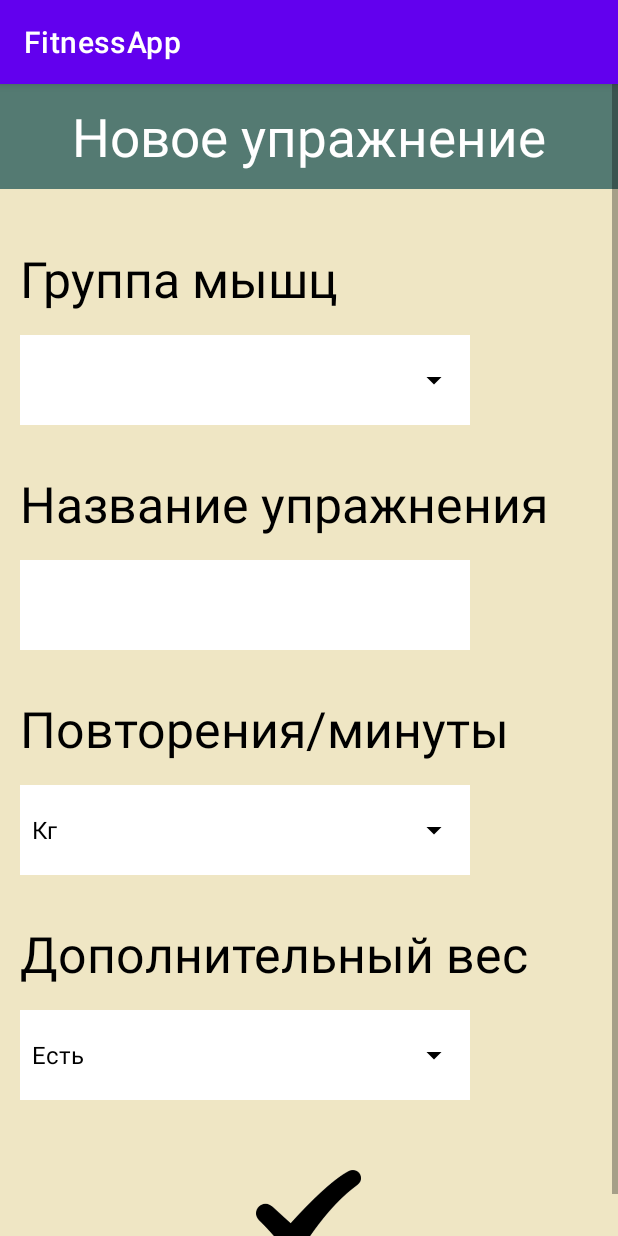
After one commit to shumslav/FitnessAppForTrainers, an Android app: the fragment AddNewExerciseFragment shown on its own in the app's theme, on a phone screen of 412 x 824 dp. The commit adds this screen. Run offline under Robolectric (Android 15) with nearby library versions, the phone set to English and light mode, and no system bars; our stand-ins replace Firebase (no records; nobody signed in at launch, a user with empty details on screens opened directly), data binding.

Commit message:
Working Profile

```diff
--- /dev/null
+++ b/app/src/main/java/com/example/fitnessapp/ui/profile/AddNewExerciseFragment.kt
@@ -0,0 +1,121 @@
+package com.example.fitnessapp.ui.profile
+
+import NODE_EXERCISES
+import NODE_GROUP_MUSCLES
+import NODE_USERS
+import android.os.Bundle
+import androidx.fragment.app.Fragment
+import android.view.LayoutInflater
+import android.view.View
+import android.view.ViewGroup
+import android.widget.ArrayAdapter
+import androidx.lifecycle.MutableLiveData
+import com.example.fitnessapp.R
+import com.example.fitnessapp.databinding.FragmentAddNewExerciseBinding
+import com.example.fitnessapp.databinding.FragmentExercisesBinding
+import com.example.fitnessapp.enums.Calculation
+import com.example.fitnessapp.models.CurrentUser
+import com.example.fitnessapp.models.Exercise
+import com.google.firebase.database.DataSnapshot
+import com.google.firebase.database.DatabaseError
+import com.google.firebase.database.ValueEventListener
+import com.google.firebase.database.ktx.database
+import com.google.firebase.ktx.Firebase
+import makeToast
+
+
+class AddNewExerciseFragment : Fragment() {
+
+    lateinit var user: CurrentUser
+    lateinit var binding: FragmentAddNewExerciseBinding
+    var group: String? = null
+
+    override fun onCreateView(
+        inflater: LayoutInflater, container: ViewGroup?,
+        savedInstanceState: Bundle?
+    ): View {
+        binding = FragmentAddNewExerciseBinding.inflate(inflater, container, false)
+        user = CurrentUser(requireContext())
+        val groups: MutableLiveData<MutableList<String>> = MutableLiveData()
+        Firebase.database.reference
+            .child(NODE_USERS)
+            .child(user.login)
+            .child(NODE_GROUP_MUSCLES).addValueEventListener(
+                object : ValueEventListener {
+                    override fun onDataChange(snapshot: DataSnapshot) {
+                        val result = mutableListOf<String>()
+                        snapshot.children.forEach {
+                            if (it.getValue(String::class.java) != null)
+                                result.add(it.getValue(String::class.java)!!)
+                        }
+                        groups.value = result
+                    }
+
+                    override fun onCancelled(error: DatabaseError) {}
+                }
+            )
+        groups.observe(viewLifecycleOwner) {
+            val adapter =
+                ArrayAdapter(requireContext(), android.R.layout.simple_spinner_dropdown_item, it)
+            binding.group.adapter = adapter
+        }
+        binding.isWeight.adapter =
+            ArrayAdapter(
+                requireContext(),
+                android.R.layout.simple_spinner_dropdown_item,
+                listOf("Есть", "Нету")
+            )
+
+        binding.repetitions.adapter =
+            ArrayAdapter(
+                requireContext(),
+                android.R.layout.simple_spinner_dropdown_item,
+                listOf("Кг", "Минуты")
+            )
+
+        binding.addNewTrain.setOnClickListener {
+            if (checkIsEmpty()) {
+                makeToast(requireContext(), "Заполните все поля")
+                return@setOnClickListener
+            }
+            val name = binding.name.text.toString()
+            val group = binding.group.selectedItem as String
+            val rep = if (binding.repetitions.selectedItem as String == "Минуты")
+                Calculation.SECONDS
+            else
+                Calculation.REPETITIONS
+            val isHaveWeight = binding.isWeight.selectedItem as String != "Нету"
+
+            val exercise = Exercise(group, name, rep, isHaveWeight)
+            val ref = Firebase.database.reference
+                .child(NODE_USERS)
+                .child(user.login)
+                .child(NODE_EXERCISES)
+                .child(exercise.bodyPart)
+
+            ref.addListenerForSingleValueEvent(
+                object : ValueEventListener {
+                    override fun onDataChange(snapshot: DataSnapshot) {
+                        if (snapshot.hasChild(exercise.name))
+                            makeToast(requireContext(), "Имя занято")
+                        else {
+                            ref.child(exercise.name).setValue(exercise)
+                            requireActivity().onBackPressed()
+                        }
+                    }
+
+                    override fun onCancelled(error: DatabaseError) {
+
+                    }
+                }
+            )
+        }
+        return binding.root
+    }
+
+    fun checkIsEmpty(): Boolean {
+        val name = binding.name.text.toString()
+        val group = binding.group.selectedItem as String?
+        return !(name.isNotEmpty() && !group.isNullOrEmpty())
+    }
+}
--- a/app/src/main/java/com/example/fitnessapp/ui/schedule/AddNewNoteFragment.kt
+++ b/app/src/main/java/com/example/fitnessapp/ui/schedule/AddNewNoteFragment.kt
@@ -110,7 +110,6 @@ class AddNewNoteFragment : Fragment() {
                     binding.name.adapter = adapter
                 }
             }
-
         }
 
         viewModel.selectedExercise.observe(viewLifecycleOwner) {
--- /dev/null
+++ b/app/src/main/res/drawable/ic_meal.xml
@@ -0,0 +1,5 @@
+<vector android:height="24dp" android:tint="#344EAE"
+    android:viewportHeight="24" android:viewportWidth="24"
+    android:width="24dp" xmlns:android="http://schemas.android.com/apk/res/android">
+    <path android:fillColor="@android:color/white" android:pathData="M18.06,22.99h1.66c0.84,0 1.53,-0.64 1.63,-1.46L23,5.05h-5L18,1h-1.97v4.05h-4.97l0.3,2.34c1.71,0.47 3.31,1.32 4.27,2.26 1.44,1.42 2.43,2.89 2.43,5.29v8.05zM1,21.99L1,21h15.03v0.99c0,0.55 -0.45,1 -1.01,1L2.01,22.99c-0.56,0 -1.01,-0.45 -1.01,-1zM16.03,14.99c0,-8 -15.03,-8 -15.03,0h15.03zM1.02,17h15v2h-15z"/>
+</vector>
--- /dev/null
+++ b/app/src/main/res/layout/fragment_add_new_exercise.xml
@@ -0,0 +1,132 @@
+<?xml version="1.0" encoding="utf-8"?>
+<layout xmlns:android="http://schemas.android.com/apk/res/android"
+    xmlns:tools="http://schemas.android.com/tools">
+
+    <data>
+
+    </data>
+
+    <ScrollView
+        android:layout_width="match_parent"
+        android:layout_height="match_parent"
+        android:background="#efe6c4">
+
+        <LinearLayout
+            android:layout_width="match_parent"
+            android:layout_height="wrap_content"
+            android:clickable="true"
+            android:focusable="true"
+            android:orientation="vertical"
+            tools:context=".ui.profile.AddNewExerciseFragment">
+
+            <TextView
+                android:layout_width="match_parent"
+                android:layout_height="70dp"
+                android:layout_marginBottom="37dp"
+                android:background="#547a72"
+                android:gravity="center"
+                android:text="Новое упражнение"
+                android:textColor="@color/white"
+                android:textSize="35sp" />
+
+            <TextView
+                android:layout_width="match_parent"
+                android:layout_height="wrap_content"
+                android:layout_marginStart="13dp"
+                android:layout_marginBottom="15dp"
+                android:gravity=""
+                android:text="Группа мышц"
+                android:textColor="@color/black"
+                android:textSize="33sp" />
+
+            <FrameLayout
+                android:layout_width="wrap_content"
+                android:layout_height="wrap_content"
+                android:layout_marginStart="13dp"
+                android:layout_marginBottom="30dp"
+                android:background="@color/white">
+
+                <Spinner
+                    android:id="@+id/group"
+                    android:layout_width="300dp"
+                    android:layout_height="60dp"
+                    android:backgroundTint="@color/black" />
+            </FrameLayout>
+
+            <TextView
+                android:layout_width="match_parent"
+                android:layout_height="wrap_content"
+                android:layout_marginStart="13dp"
+                android:layout_marginBottom="15dp"
+                android:gravity=""
+                android:text="Название упражнения"
+                android:textColor="@color/black"
+                android:textSize="33sp" />
+
+            <EditText
+                android:id="@+id/name"
+                android:layout_width="300dp"
+                android:layout_height="60dp"
+                android:layout_marginStart="13dp"
+                android:layout_marginBottom="30dp"
+                android:background="@color/white" />
+
+            <TextView
+                android:layout_width="match_parent"
+                android:layout_height="wrap_content"
+                android:layout_marginStart="13dp"
+                android:layout_marginBottom="15dp"
+                android:gravity=""
+                android:text="Повторения/минуты"
+                android:textColor="@color/black"
+                android:textSize="33sp" />
+
+            <FrameLayout
+                android:layout_width="wrap_content"
+                android:layout_height="wrap_content"
+                android:layout_marginStart="13dp"
+                android:layout_marginBottom="30dp"
+                android:background="@color/white">
+
+                <Spinner
+                    android:id="@+id/repetitions"
+                    android:layout_width="300dp"
+                    android:layout_height="60dp"
+                    android:backgroundTint="@color/black" />
+            </FrameLayout>
+
+            <TextView
+                android:layout_width="match_parent"
+                android:layout_height="wrap_content"
+                android:layout_marginStart="13dp"
+                android:layout_marginBottom="15dp"
+                android:gravity=""
+                android:text="Дополнительный вес"
+                android:textColor="@color/black"
+                android:textSize="33sp" />
+
+            <FrameLayout
+                android:layout_width="wrap_content"
+                android:layout_height="wrap_content"
+                android:layout_marginStart="13dp"
+                android:layout_marginBottom="30dp"
+                android:background="@color/white">
+
+                <Spinner
+                    android:id="@+id/is_weight"
+                    android:layout_width="300dp"
+                    android:layout_height="60dp"
+                    android:backgroundTint="@color/black" />
+            </FrameLayout>
+
+            <ImageView
+                android:id="@+id/add_new_train"
+                android:layout_width="70dp"
+                android:layout_height="70dp"
+                android:src="@drawable/ic_accept"
+                android:layout_gravity="center"
+                android:layout_marginTop="10dp"
+                android:layout_marginBottom="10dp"/>
+        </LinearLayout>
+    </ScrollView>
+</layout>
--- a/app/src/main/res/layout/fragment_profile.xml
+++ b/app/src/main/res/layout/fragment_profile.xml
@@ -89,6 +89,7 @@
                         android:layout_width="match_parent"
                         android:layout_height="match_parent"
                         android:orientation="vertical"
+                        android:onClick="@{() -> fragment.exercises()}"
                         app:cardCornerRadius="5dp">
 
                         <TextView
@@ -156,7 +157,7 @@
             </RelativeLayout>
         </LinearLayout>
         <FrameLayout
-            android:id="@+id/container_fragment"
+            android:id="@+id/container_fragment_profile"
             android:layout_width="match_parent"
             android:layout_height="match_parent" />
     </FrameLayout>
--- a/app/src/main/res/navigation/nav_main.xml
+++ b/app/src/main/res/navigation/nav_main.xml
@@ -15,4 +15,9 @@
         android:name="com.example.fitnessapp.ui.profile.ProfileFragment"
         android:label="fragment_profile"
         tools:layout="@layout/fragment_profile" />
+    <fragment
+        android:id="@+id/mealsFragment"
+        android:name="com.example.fitnessapp.ui.meals.MealsFragment"
+        android:label="fragment_meals"
+        tools:layout="@layout/fragment_meals" />
 </navigation>
```
Also changed, not shown: app/src/main/java/com/example/fitnessapp/adapters/ExercisesAdapter.kt (added, +61 -0 lines), app/src/main/java/com/example/fitnessapp/ui/meals/MealsFragment.kt (added, +17 -0 lines), app/src/main/java/com/example/fitnessapp/ui/profile/ExercisesFragment.kt (added, +82 -0 lines), app/src/main/java/com/example/fitnessapp/ui/profile/ProfileFragment.kt (+8 -1 lines), app/src/main/java/com/example/fitnessapp/viewModels/ExercisesViewModel.kt (added, +66 -0 lines), app/src/main/res/layout/fragment_exercises.xml (added, +78 -0 lines), app/src/main/res/layout/fragment_meals.xml (added, +8 -0 lines), app/src/main/res/menu/bottom_menu.xml (+8 -3 lines).
